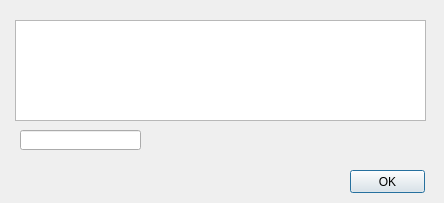
This is Mastermind/dialog.ui in pierok/mm as Qt 5 draws it before an edit. The edited form follows.
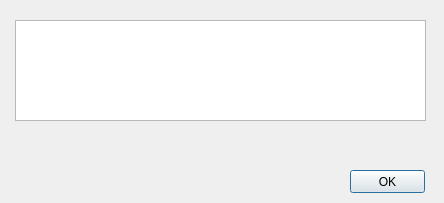
This is the edited form.

```diff
--- a/Mastermind/dialog.ui
+++ b/Mastermind/dialog.ui
@@ -36,19 +36,6 @@
     <string>OK</string>
    </property>
   </widget>
-  <widget class="QLineEdit" name="lineEdit">
-   <property name="geometry">
-    <rect>
-     <x>20</x>
-     <y>130</y>
-     <width>121</width>
-     <height>20</height>
-    </rect>
-   </property>
-   <property name="text">
-    <string/>
-   </property>
-  </widget>
  </widget>
  <resources/>
  <connections/>
```
